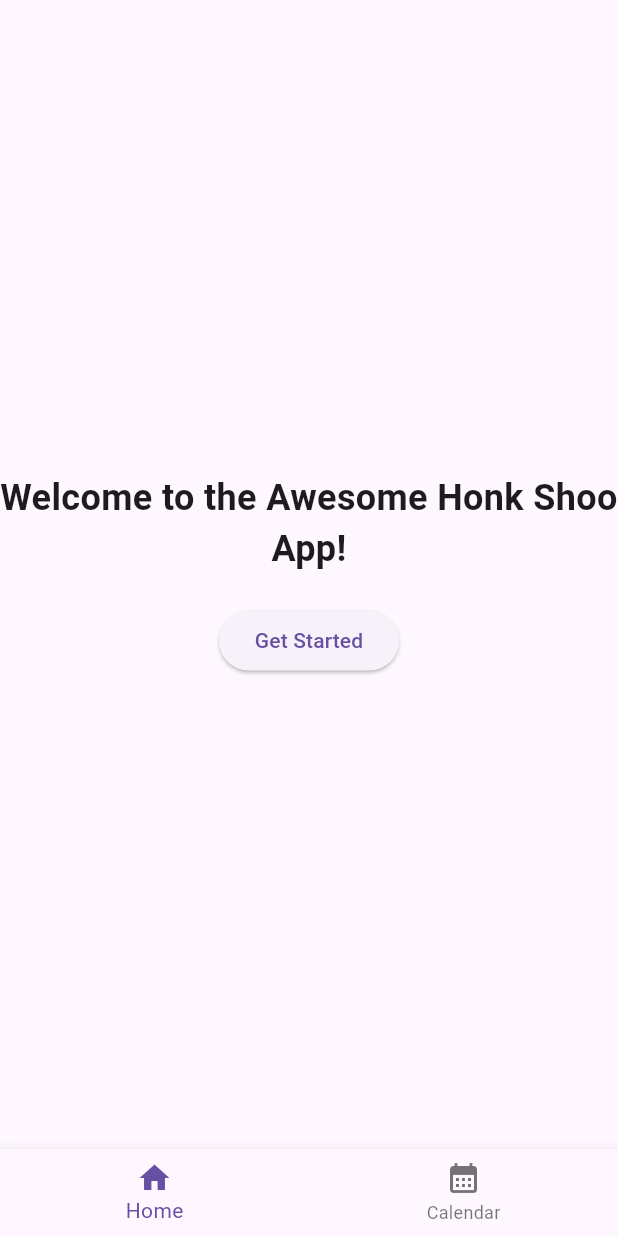
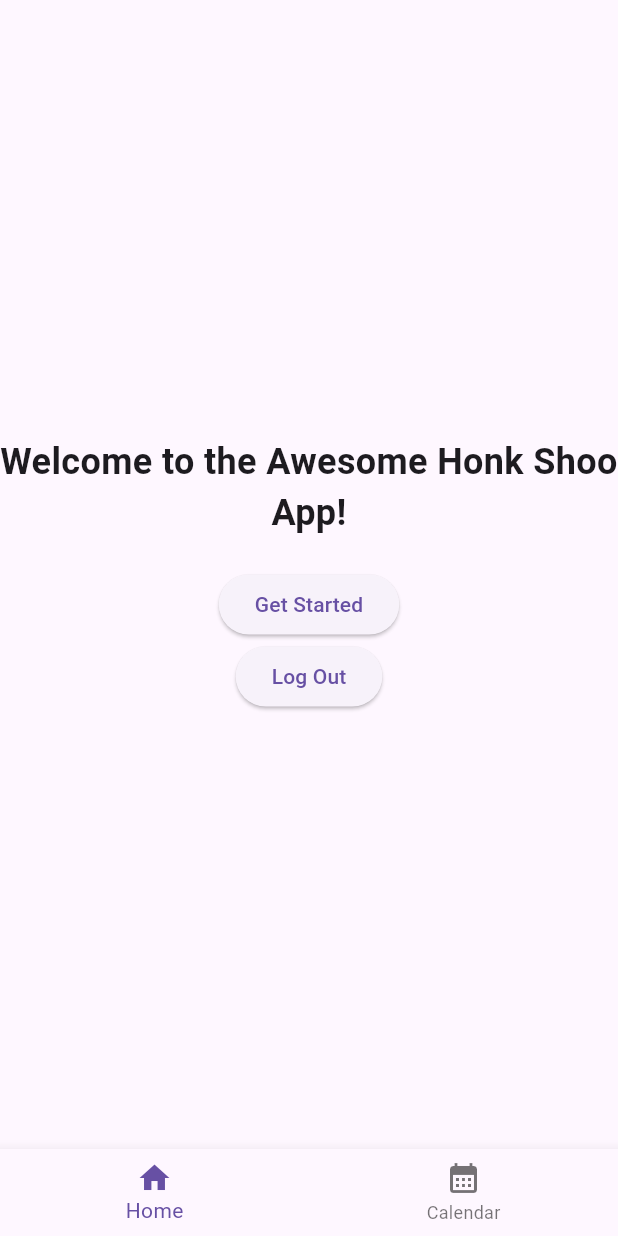
Before and after one commit to Cs3541/AwesomeHonkShoo, a Flutter app: the screen it shows once a user with an empty profile is signed in, on a phone screen of 412 x 824 dp. Run offline on Flutter 3.47's test engine with Material 3 defaults, Android fonts, the phone set to English and light mode, and no system bars; our stand-ins replace firebase_auth, firebase_core; accounts and stored records are empty.

Commit message:
Added a "Log Out" button to the home screen that signs the user out using Firebase Authentication when pressed, while testing log in logic..

```diff
--- a/lib/views/home_screen.dart
+++ b/lib/views/home_screen.dart
@@ -1,4 +1,5 @@
 import 'package:flutter/material.dart';
+import 'package:firebase_auth/firebase_auth.dart';
 
 class HomeScreen extends StatelessWidget {
   const HomeScreen({super.key});
@@ -23,6 +24,12 @@ class HomeScreen extends StatelessWidget {
               onPressed: () {},
               child: const Text('Get Started'),
             ),
+            ElevatedButton(
+              onPressed: () async {
+                await FirebaseAuth.instance.signOut();
+              },
+              child: const Text('Log Out'),
+            ),
           ],
         ),
       ),
```
